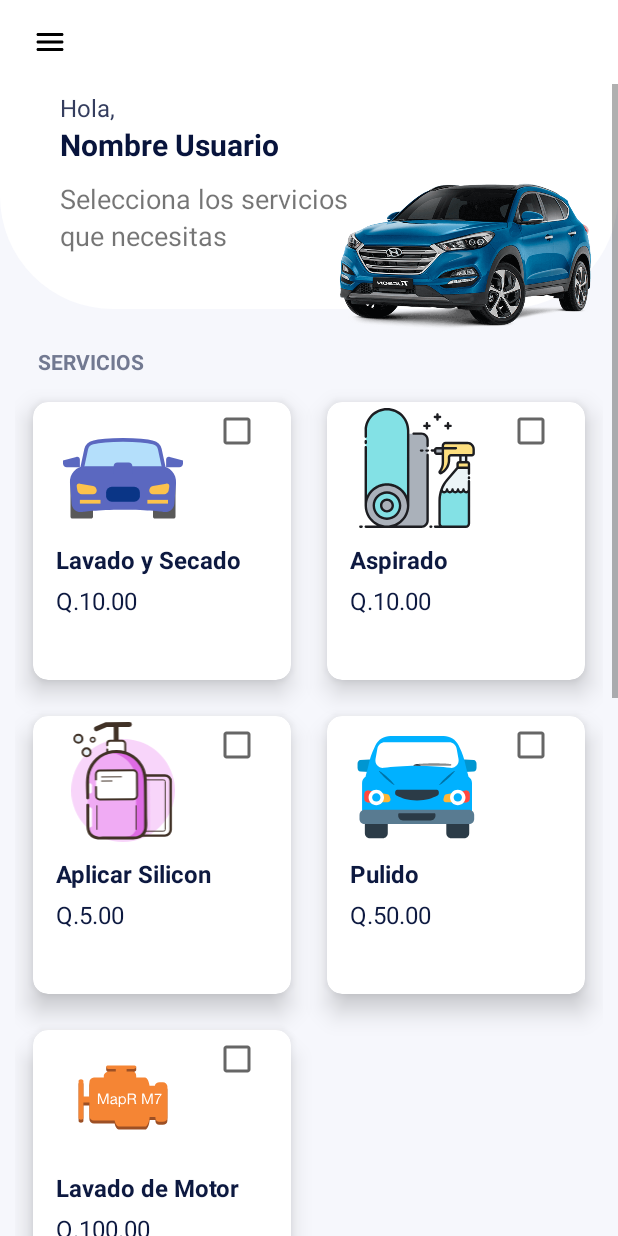
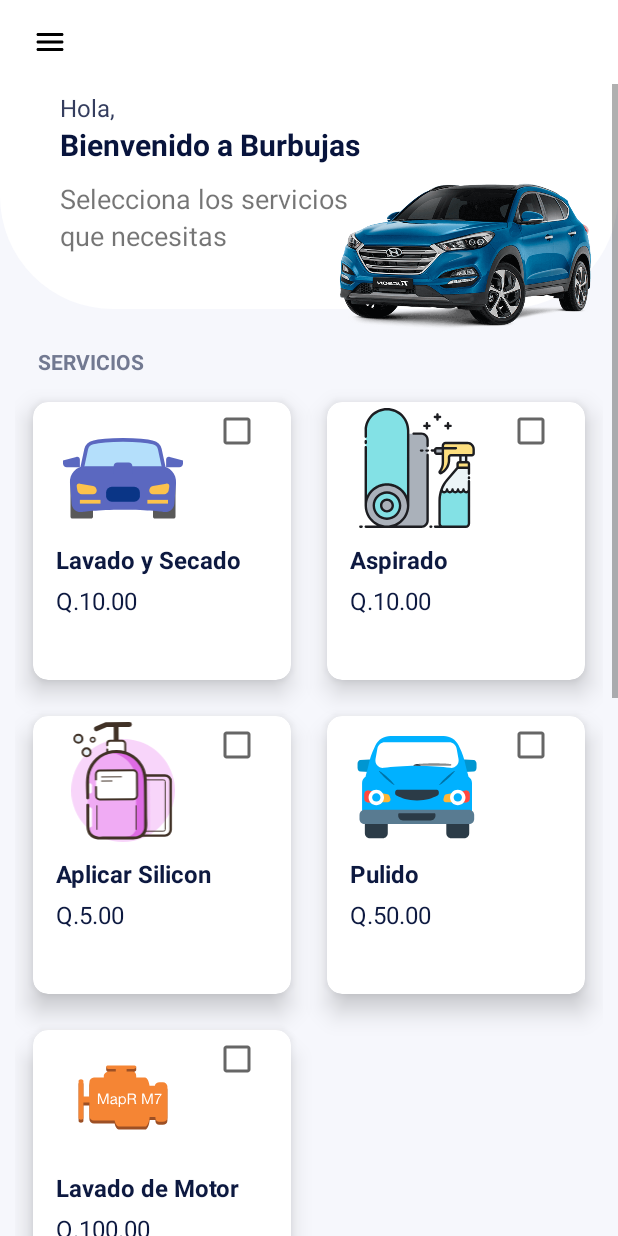
Before and after one commit to hugh128/Burbujas, an Android app: the ServiceFragment screen opened directly, with no data from a screen before it, on a phone screen of 412 x 824 dp. Run offline under Robolectric (Android 15) with nearby library versions, the phone set to English and light mode, and no system bars.

Commit message:
Cambiado saludo de la pantalla principal

```diff
--- a/app/src/main/res/layout/fragment_service.xml
+++ b/app/src/main/res/layout/fragment_service.xml
@@ -43,7 +43,7 @@
                     android:id="@+id/textView2"
                     android:layout_width="wrap_content"
                     android:layout_height="wrap_content"
-                    android:text="Nombre Usuario"
+                    android:text="Bienvenido a Burbujas"
                     android:textColor="#08143c"
                     android:textSize="20sp"
                     android:textStyle="bold" />
```
